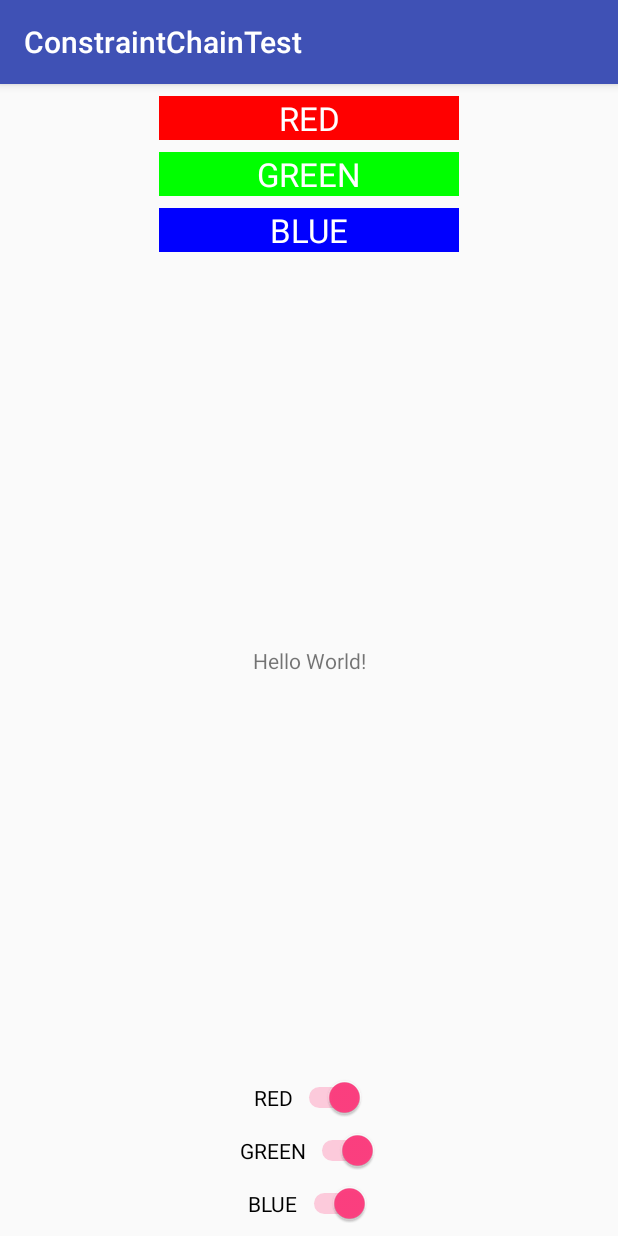
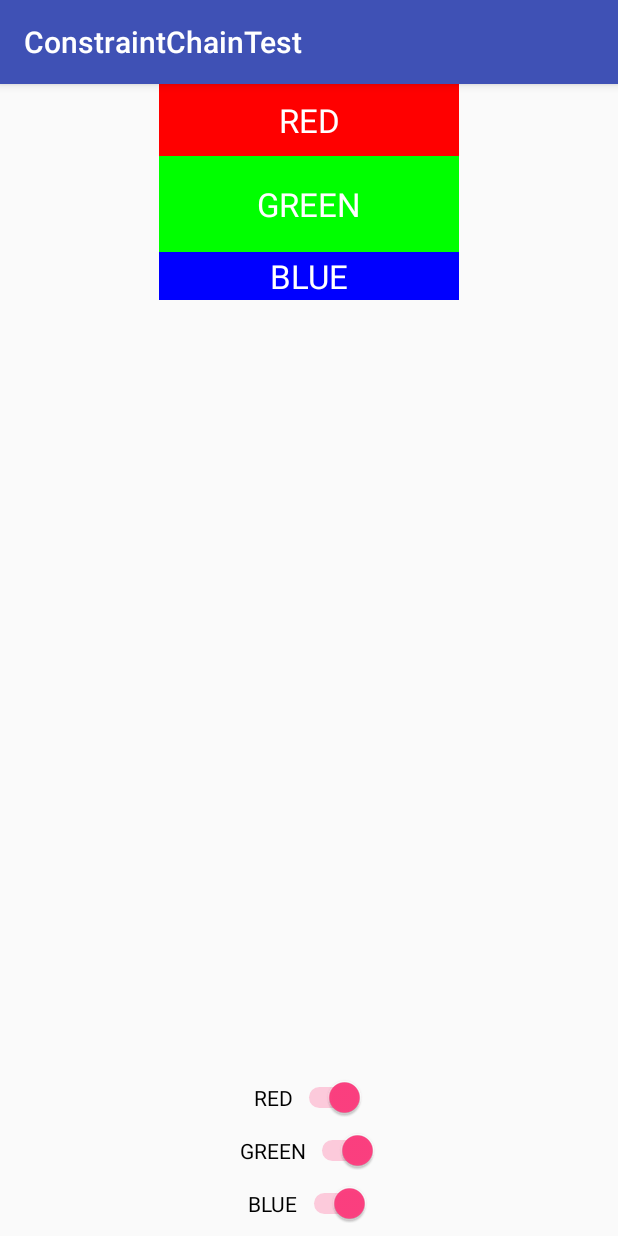
Before and after one commit to skwig/ConstraintChainTest, an Android app: the screen it shows after launch (MainActivity), on a phone screen of 412 x 824 dp. Run offline under Robolectric (Android 15) with nearby library versions, the phone set to English and light mode, and no system bars.

Commit message:
works with barriers

```diff
--- a/app/build.gradle
+++ b/app/build.gradle
@@ -27,6 +27,7 @@ dependencies {
     implementation"org.jetbrains.kotlin:kotlin-stdlib-jdk7:$kotlin_version"
     implementation 'com.android.support:appcompat-v7:28.0.0'
     implementation 'com.android.support.constraint:constraint-layout:1.1.3'
+//    implementation 'com.android.support.constraint:constraint-layout:2.0.0-alpha2'
     testImplementation 'junit:junit:4.12'
     androidTestImplementation 'com.android.support.test:runner:1.0.2'
     androidTestImplementation 'com.android.support.test.espresso:espresso-core:3.0.2'
--- a/app/src/main/res/layout/activity_main.xml
+++ b/app/src/main/res/layout/activity_main.xml
@@ -8,12 +8,20 @@
     android:layout_height="match_parent"
     tools:context=".MainActivity">
 
+    <!--blue-->
+    <android.support.constraint.Barrier
+        android:id="@+id/beforeBlueBarrier"
+        android:layout_width="wrap_content"
+        android:layout_height="wrap_content"
+        app:barrierDirection="bottom"
+        app:constraint_referenced_ids="greenTextView, beforeGreenBarrier"
+        app:layout_constraintEnd_toEndOf="parent"
+        app:layout_constraintStart_toStartOf="parent"/>
 
     <TextView
         android:id="@+id/blueTextView"
         android:layout_width="200dp"
-        android:layout_height="wrap_content"
-        android:layout_margin="8dp"
+        android:layout_height="32dp"
         android:background="#0000ff"
         android:gravity="center"
         android:text="BLUE"
@@ -21,13 +29,22 @@
         android:textSize="22sp"
         app:layout_constraintEnd_toEndOf="parent"
         app:layout_constraintStart_toStartOf="parent"
-        app:layout_constraintTop_toBottomOf="@id/greenTextView"/>
+        app:layout_constraintTop_toBottomOf="@id/beforeBlueBarrier"/>
+
+    <!--green-->
+    <android.support.constraint.Barrier
+        android:id="@+id/beforeGreenBarrier"
+        android:layout_width="wrap_content"
+        android:layout_height="wrap_content"
+        app:barrierDirection="bottom"
+        app:constraint_referenced_ids="redTextView, beforeRedBarrier"
+        app:layout_constraintEnd_toEndOf="parent"
+        app:layout_constraintStart_toStartOf="parent"/>
 
     <TextView
         android:id="@+id/greenTextView"
         android:layout_width="200dp"
-        android:layout_height="wrap_content"
-        android:layout_margin="8dp"
+        android:layout_height="64dp"
         android:background="#00ff00"
         android:gravity="center"
         android:text="GREEN"
@@ -35,13 +52,23 @@
         android:textSize="22sp"
         app:layout_constraintEnd_toEndOf="parent"
         app:layout_constraintStart_toStartOf="parent"
-        app:layout_constraintTop_toBottomOf="@id/redTextView"/>
+        app:layout_constraintTop_toBottomOf="@id/beforeGreenBarrier"/>
+
+    <!--red-->
+    <android.support.constraint.Barrier
+        android:id="@+id/beforeRedBarrier"
+        android:layout_width="wrap_content"
+        android:layout_height="wrap_content"
+        app:barrierDirection="bottom"
+        app:constraint_referenced_ids="dummy"
+        app:layout_constraintEnd_toEndOf="parent"
+        app:layout_constraintStart_toStartOf="parent"
+        app:layout_constraintTop_toTopOf="parent"/>
 
     <TextView
         android:id="@+id/redTextView"
         android:layout_width="200dp"
-        android:layout_height="wrap_content"
-        android:layout_margin="8dp"
+        android:layout_height="48dp"
         android:background="#ff0000"
         android:gravity="center"
         android:text="RED"
@@ -49,7 +76,14 @@
         android:textSize="22sp"
         app:layout_constraintEnd_toEndOf="parent"
         app:layout_constraintStart_toStartOf="parent"
-        app:layout_constraintTop_toTopOf="parent"/>
+        app:layout_constraintTop_toBottomOf="@id/beforeRedBarrier"/>
+
+    <!--dummy view so the uppermost barrier can work-->
+    <View
+        android:id="@+id/dummy"
+        android:layout_width="0dp"
+        android:layout_height="0dp"
+        app:layout_constraintBottom_toTopOf="parent"/>
 
     <!---->
     <Switch
@@ -86,13 +120,4 @@
         app:layout_constraintEnd_toEndOf="parent"
         app:layout_constraintStart_toStartOf="parent"/>
 
-    <TextView
-        android:layout_width="wrap_content"
-        android:layout_height="wrap_content"
-        android:text="Hello World!"
-        app:layout_constraintBottom_toBottomOf="parent"
-        app:layout_constraintLeft_toLeftOf="parent"
-        app:layout_constraintRight_toRightOf="parent"
-        app:layout_constraintTop_toTopOf="parent"/>
-
 </android.support.constraint.ConstraintLayout>
```
Also changed, not shown: app/src/main/java/sk/brecka/constraintchaintest/MainActivity.kt (+25 -6 lines).
